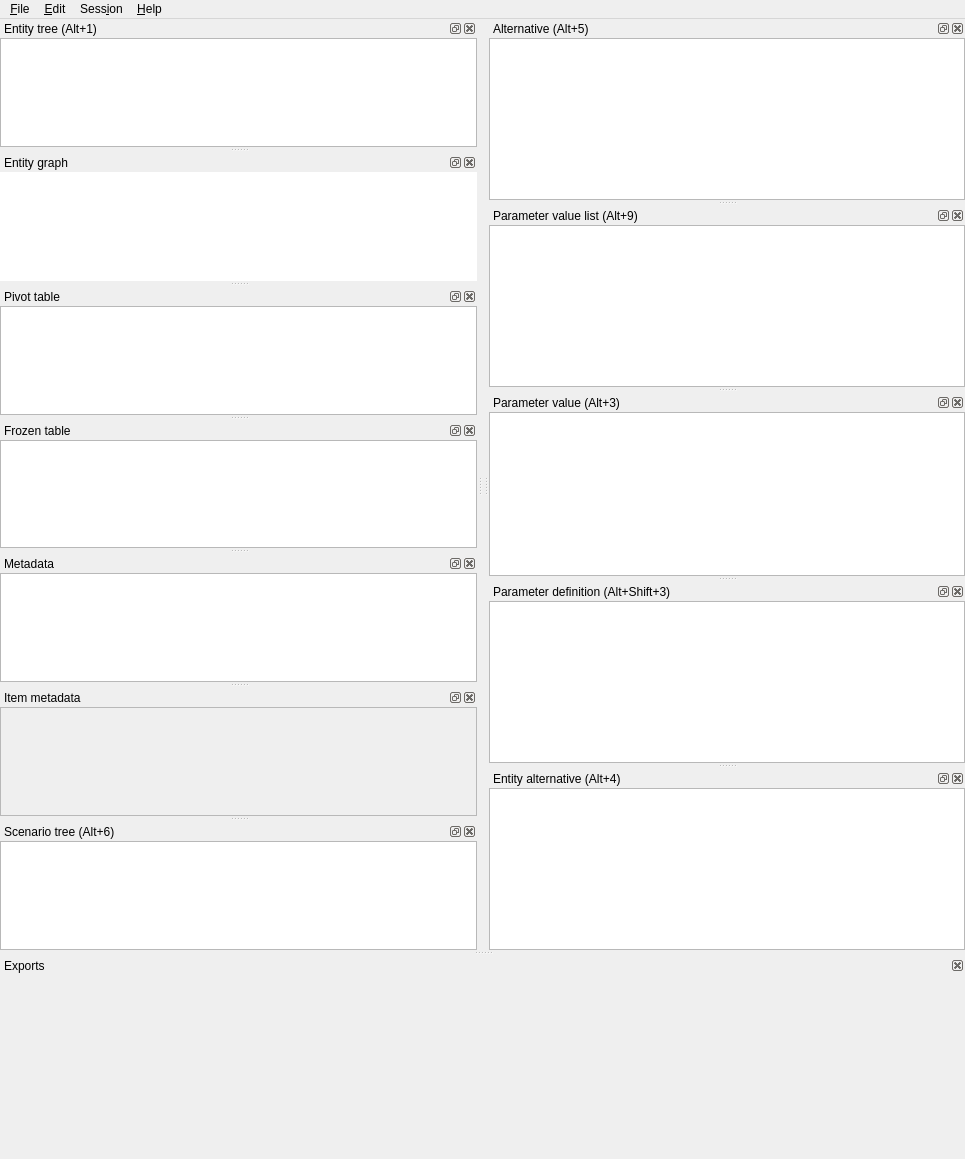
Before: the Qt Designer form spinetoolbox/spine_db_editor/ui/spine_db_editor_window.ui in spine-tools/Spine-Toolbox, drawn with Qt 5.
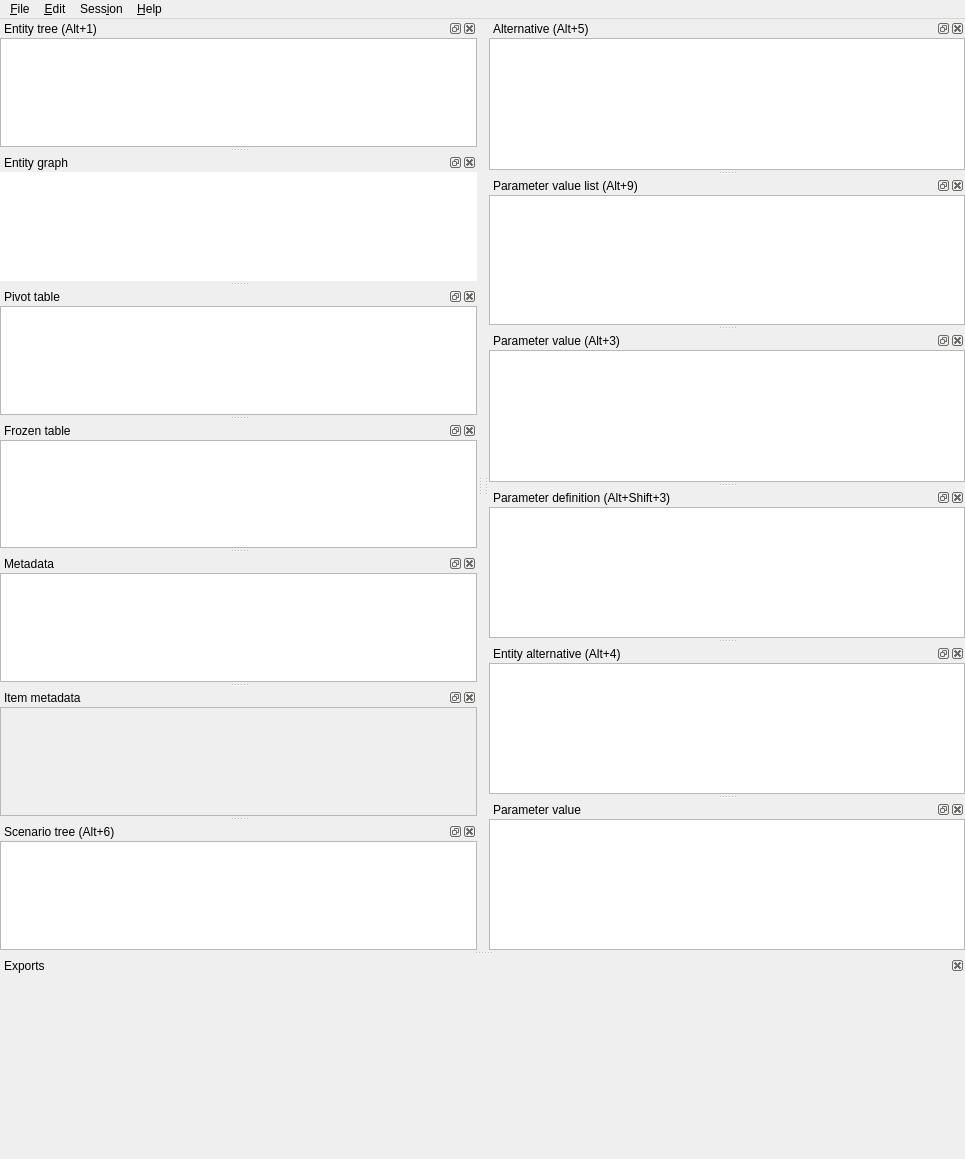
After: the same form once the commit is applied. Icons and pictures are not drawn. Custom widgets are drawn as their Qt base class.

Commit message:
Mockup Parameter value table with value groups
This is just a mockups, not meant to be merged into 'master'.

Re #3087

```diff
--- a/spinetoolbox/spine_db_editor/ui/spine_db_editor_window.ui
+++ b/spinetoolbox/spine_db_editor/ui/spine_db_editor_window.ui
@@ -764,6 +764,55 @@
    <addaction name="menuSession"/>
    <addaction name="menuHelp"/>
   </widget>
+  <widget class="QDockWidget" name="grouped_parameter_value_dock">
+   <property name="windowTitle">
+    <string>Parameter value</string>
+   </property>
+   <attribute name="dockWidgetArea">
+    <number>2</number>
+   </attribute>
+   <widget class="QWidget" name="dockWidgetContents_4">
+    <layout class="QVBoxLayout" name="verticalLayout_3">
+     <property name="spacing">
+      <number>0</number>
+     </property>
+     <property name="leftMargin">
+      <number>0</number>
+     </property>
+     <property name="topMargin">
+      <number>0</number>
+     </property>
+     <property name="rightMargin">
+      <number>0</number>
+     </property>
+     <property name="bottomMargin">
+      <number>0</number>
+     </property>
+     <item>
+      <widget class="QTreeView" name="grouped_parameter_value_tree">
+       <property name="selectionMode">
+        <enum>QAbstractItemView::SelectionMode::ExtendedSelection</enum>
+       </property>
+       <property name="selectionBehavior">
+        <enum>QAbstractItemView::SelectionBehavior::SelectItems</enum>
+       </property>
+       <property name="indentation">
+        <number>0</number>
+       </property>
+       <property name="rootIsDecorated">
+        <bool>false</bool>
+       </property>
+       <property name="itemsExpandable">
+        <bool>true</bool>
+       </property>
+       <attribute name="headerStretchLastSection">
+        <bool>false</bool>
+       </attribute>
+      </widget>
+     </item>
+    </layout>
+   </widget>
+  </widget>
   <action name="actionCommit">
    <property name="enabled">
     <bool>true</bool>
```
Left out of the diff: 66 changed lines with no effect on the pictures. The commit also changes 7 other files.
